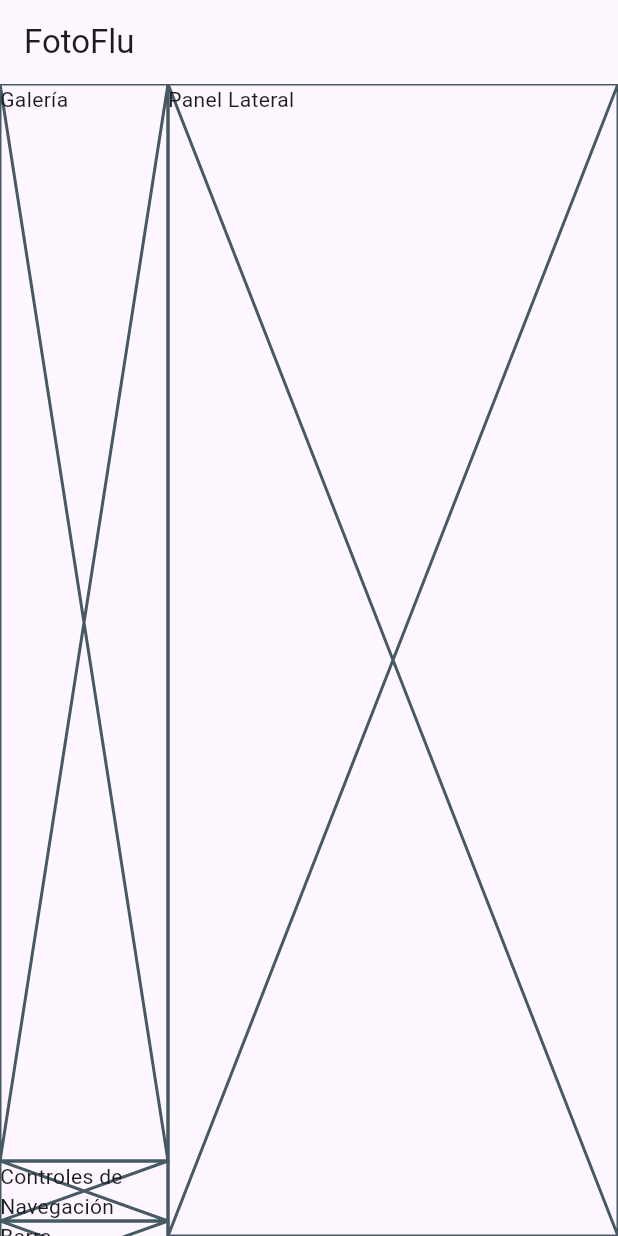
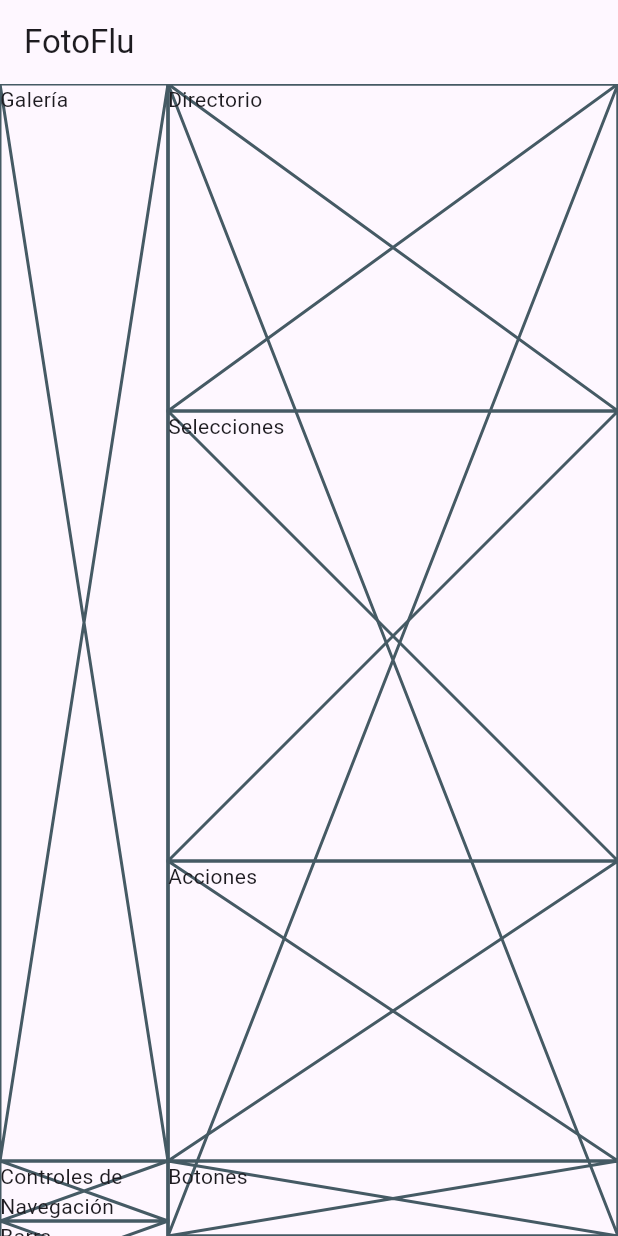
Before and after one commit to benjaminpina/fotoflu, a Flutter app: the screen it shows after launch, on a phone screen of 412 x 824 dp. Run offline on Flutter 3.47's test engine with Material 3 defaults, Android fonts, the phone set to English and light mode, and no system bars; our stand-ins replace get, get_storage.

Commit message:
estructura de panel lateral

```diff
--- a/lib/ui/widgets/panel_lateral.dart
+++ b/lib/ui/widgets/panel_lateral.dart
@@ -10,7 +10,59 @@ class PanelLateral extends GetView<PanelLateralController> {
     return SizedBox(
       width: double.infinity,
       height: double.infinity,
-      child: Placeholder(child: const Text('Panel Lateral')),
+      child: Placeholder(
+        child: const Column(
+          children: [
+            Expanded(child: _Directorio()),
+            SizedBox(
+              width: double.infinity,
+              height: 300,
+              child: _Selecciones(),
+            ),
+            SizedBox(width: double.infinity, height: 200, child: _Acciones()),
+            SizedBox(width: double.infinity, height: 50, child: _Botones()),
+          ],
+        ),
+      ),
     );
   }
 }
+
+class _Botones extends StatelessWidget {
+  const _Botones();
+
+  @override
+  Widget build(BuildContext context) {
+    return Placeholder(child: Text('Botones'));
+  }
+}
+
+class _Acciones extends StatelessWidget {
+  const _Acciones();
+
+  @override
+  Widget build(BuildContext context) {
+    return Placeholder(child: Text('Acciones'));
+  }
+}
+
+class _Selecciones extends StatelessWidget {
+  const _Selecciones();
+
+  @override
+  Widget build(BuildContext context) {
+    return Placeholder(child: Text('Selecciones'));
+  }
+}
+
+class _Directorio extends StatelessWidget {
+  const _Directorio();
+
+  @override
+  Widget build(BuildContext context) {
+    return SizedBox(
+      width: double.infinity,
+      child: Placeholder(child: Text('Directorio')),
+    );
+  }
+}
```
